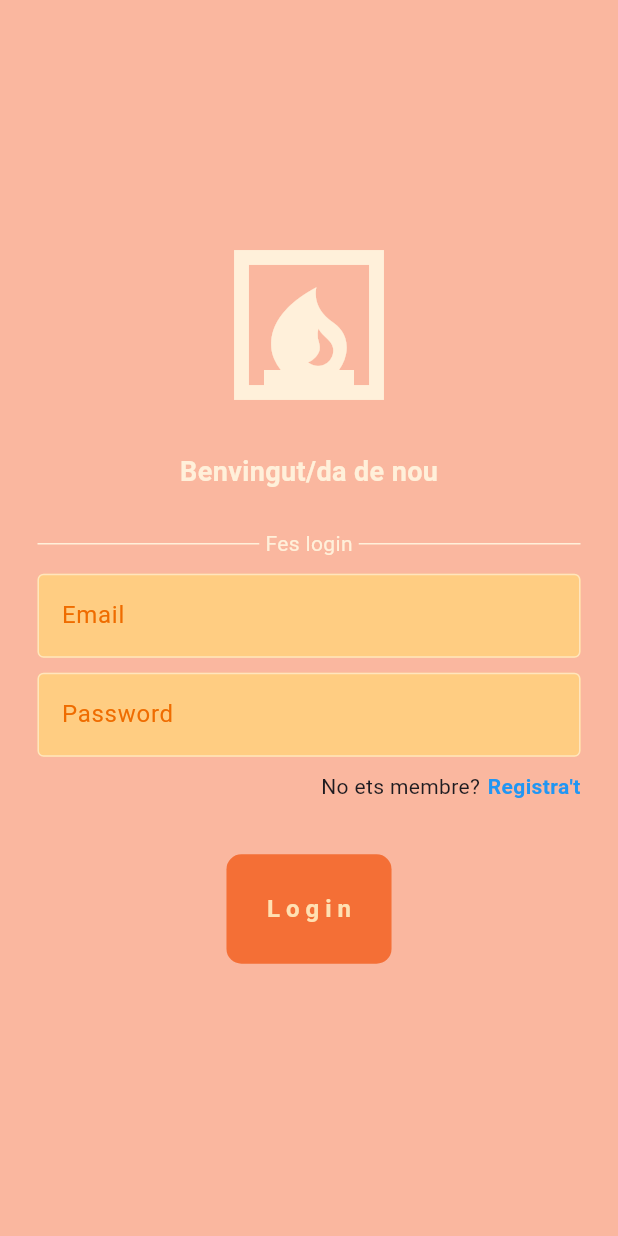
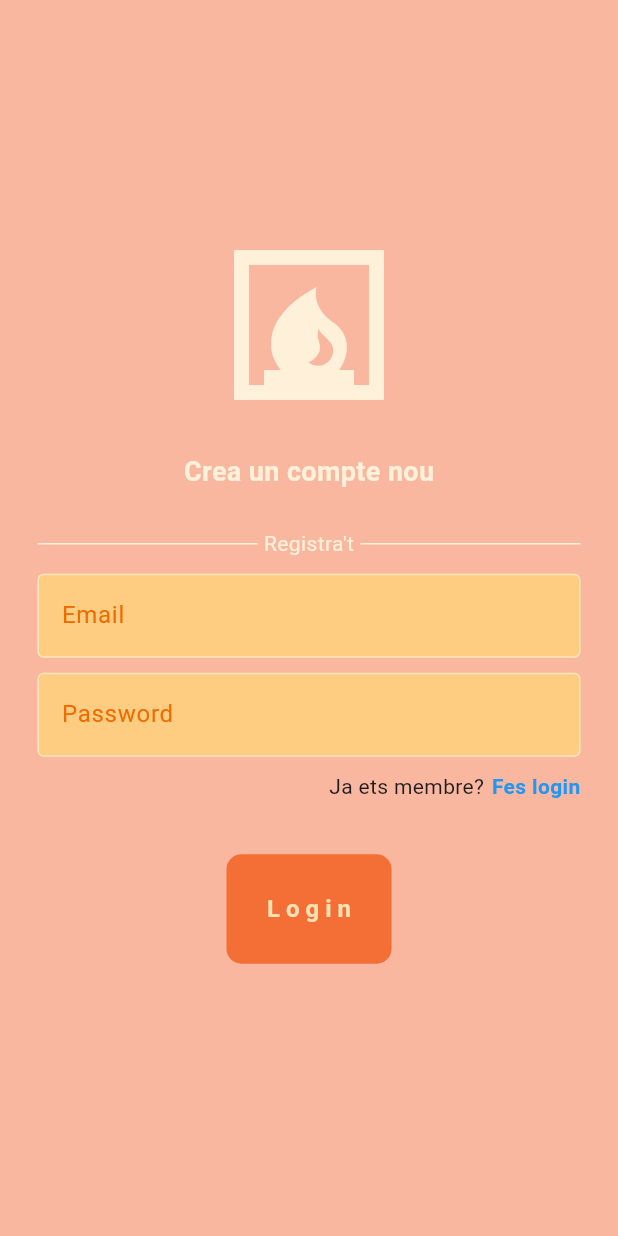
Before and after one commit to Davidlechuga17/flutter_firebase_2324, a Flutter app: the screen it shows after launch, on a phone screen of 412 x 824 dp. Run offline on Flutter 3.47's test engine with Material 3 defaults, Android fonts, the phone set to English and light mode, and no system bars; our stand-ins replace firebase_core; accounts and stored records are empty.

Commit message:
UI Registre

```diff
--- a/lib/main.dart
+++ b/lib/main.dart
@@ -1,12 +1,16 @@
 import 'package:firebase_core/firebase_core.dart';
 import 'package:flutter/material.dart';
+import 'package:flutter_firebase_2324/firebase_options.dart';
 import 'package:flutter_firebase_2324/pagines/pagina_login.dart';
+import 'package:flutter_firebase_2324/pagines/pagina_registre.dart';
 
 void main() async {
 
   WidgetsFlutterBinding.ensureInitialized();
 
-  await Firebase.initializeApp();
+  await Firebase.initializeApp(
+    options: DefaultFirebaseOptions.currentPlatform,
+  );
 
   runApp(const MainApp());
 }
@@ -18,11 +22,10 @@
   Widget build(BuildContext context) {
     return const MaterialApp(
       debugShowCheckedModeBanner: false,
-      home: PaginaLogin(),
+      home: PaginaRegistre(),
     );
   }
 }
-
 
 /*
 1) Tenir el Node.js instal·lat.
--- /dev/null
+++ b/lib/pagines/pagina_registre.dart
@@ -0,0 +1,138 @@
+import 'package:flutter/material.dart';
+import 'package:flutter_firebase_2324/components/boto_auth.dart';
+import 'package:flutter_firebase_2324/components/textfield_auth.dart';
+
+class PaginaRegistre extends StatefulWidget {
+  const PaginaRegistre({super.key});
+
+  @override
+  State<PaginaRegistre> createState() => _PaginaRegistreState();
+}
+
+class _PaginaRegistreState extends State<PaginaRegistre> {
+
+  final TextEditingController controllerEmail = TextEditingController();
+  final TextEditingController controllerPassword = TextEditingController();
+  final TextEditingController controllerConfirmarPassword = TextEditingController();
+
+
+  void ferRegistre(){
+
+  }
+
+  @override
+  Widget build(BuildContext context) {
+    return Scaffold(
+      backgroundColor: const Color.fromARGB(255, 250, 183, 159),
+      body: SafeArea(
+        child: Center(
+          child: SingleChildScrollView(
+            child: Center(
+              child: Column(
+                mainAxisAlignment: MainAxisAlignment.center,
+                children: [
+
+                  const Icon(
+                    Icons.fireplace,
+                    size: 120,
+                    color: Color.fromARGB(255, 255, 240, 218),
+                  ),
+
+                  const SizedBox(height: 25,),
+
+                  const Text(
+                    "Crea un compte nou",
+                    style: TextStyle(
+                      color: Color.fromARGB(255, 255, 240, 218),
+                      fontSize: 18,
+                      fontWeight: FontWeight.bold,
+                    ),
+                  ),
+
+                  const SizedBox(height: 25,),
+
+                  const Padding(
+                    padding: EdgeInsets.symmetric(horizontal: 25,),
+                    child: Row(
+                      children: [
+                        Expanded(
+                          child: Divider(
+                            thickness: 1,
+                            color: Color.fromARGB(255, 255, 240, 218),
+                          ),
+                        ),
+
+                        Padding(
+                          padding: EdgeInsets.symmetric(horizontal: 4,),
+                          child: Text(
+                            "Registra't",
+                            style: TextStyle(color: Color.fromARGB(255, 255, 240, 218),),
+                          ),
+                        ),
+
+                        Expanded(
+                          child: Divider(
+                            thickness: 1,
+                            color: Color.fromARGB(255, 255, 240, 218),
+                          ),
+                        ),
+                      ],
+                    ),
+                  ),
+
+                  const SizedBox(height: 10,),
+
+                  TextFieldAuth(
+                    controller: controllerEmail,
+                    obscureText: false,
+                    hintText: "Email",
+                  ),
+
+                  const SizedBox(height: 10,),
+
+                  TextFieldAuth(
+                    controller: controllerPassword,
+                    obscureText: true,
+                    hintText: "Password",
+                  ),
+
+                  const SizedBox(height: 10,),
+
+                   Padding(
+                    padding: const EdgeInsets.symmetric(horizontal: 25,),
+                    child: Row(
+                      mainAxisAlignment: MainAxisAlignment.end,
+                      children: [
+                        const Text("Ja ets membre?"),
+
+                        const SizedBox(width: 5,),
+
+                        GestureDetector(
+                          onTap: () {},
+                          child: const Text("Fes login",
+                            style: TextStyle(
+                              fontWeight: FontWeight.bold,
+                              color: Colors.blue,
+                            ),
+                          ),
+                        ),
+                      ],
+                    ),
+                  ),
+
+                  const SizedBox(height: 10,),
+
+                  BotoAuth(
+                    text: "Registra't",
+                    onTap: ferRegistre,
+                  ),
+
+                ],
+              ),
+            ),
+          ),
+        ),
+      ),
+    );
+  }
+}
```
